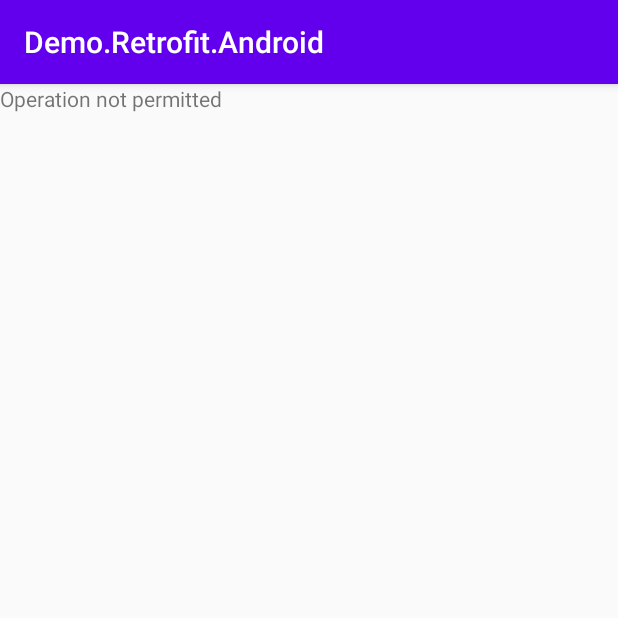
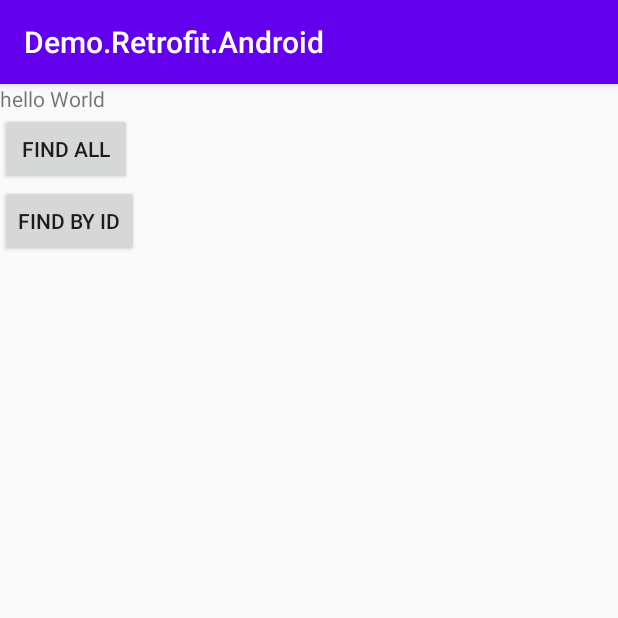
Before and after one commit to Yobuligo/Demo.Retrofit.Android, an Android app: the screen it shows after launch (MainActivity), on a phone screen of 412 x 824 dp, the top half of it. Run offline under Robolectric (Android 15) with nearby library versions, the phone set to English and light mode, and no system bars.

```diff
--- a/app/src/main/java/com/yobuligo/demoretrofitandroid/MainActivity.kt
+++ b/app/src/main/java/com/yobuligo/demoretrofitandroid/MainActivity.kt
@@ -2,6 +2,8 @@ package com.yobuligo.demoretrofitandroid
 
 import androidx.appcompat.app.AppCompatActivity
 import android.os.Bundle
+import android.view.View
+import android.widget.Button
 import android.widget.TextView
 import kotlinx.coroutines.Dispatchers
 import kotlinx.coroutines.GlobalScope
@@ -12,14 +14,11 @@ import retrofit2.Callback
 import retrofit2.Response
 import retrofit2.Retrofit
 import retrofit2.converter.gson.GsonConverterFactory
+import kotlin.reflect.KClass
 
 class MainActivity : AppCompatActivity() {
 
     private lateinit var textView: TextView
-
-    companion object {
-        const val BASE_URL: String = "http://10.0.2.2:8080/api/"
-    }
 
     override fun onCreate(savedInstanceState: Bundle?) {
         super.onCreate(savedInstanceState)
@@ -27,7 +26,15 @@ class MainActivity : AppCompatActivity() {
 
         textView = findViewById(R.id.textview)
 
-        GlobalScope.launch(Dispatchers.Main) { findAllPersons() }
+        val btnFindAll: Button = findViewById(R.id.btn_persons_find_all)
+        btnFindAll.setOnClickListener(View.OnClickListener {
+            GlobalScope.launch(Dispatchers.Main) { findAllPersons() }
+        })
+
+        val btnFindById: Button = findViewById(R.id.btn_persons_find_by_id)
+        btnFindById.setOnClickListener(View.OnClickListener {
+            GlobalScope.launch(Dispatchers.Main) { findById() }
+        })
     }
 
     suspend fun findAllPersons() = runBlocking {
@@ -69,7 +76,6 @@ class MainActivity : AppCompatActivity() {
             .baseUrl(Config.BASE_URL)
             .addConverterFactory(GsonConverterFactory.create())
             .build()
-
         val personDAO: IPersonDAO = retrofit.create(IPersonDAO::class.java)
         val callPerson: Call<Person> = personDAO.findById(1)
         callPerson.enqueue(object : Callback<Person> {
@@ -93,4 +99,12 @@ class MainActivity : AppCompatActivity() {
         }
         )
     }
+
+    private fun <T> createRestCall(requestAPI: Class<T>): T {
+        val retrofit = Retrofit.Builder()
+            .baseUrl(Config.BASE_URL)
+            .addConverterFactory(GsonConverterFactory.create())
+            .build()
+        return retrofit.create(requestAPI)
+    }
 }
--- a/app/src/main/res/layout/activity_main.xml
+++ b/app/src/main/res/layout/activity_main.xml
@@ -6,18 +6,27 @@
     android:layout_height="match_parent"
     tools:context=".MainActivity">
 
-    <androidx.core.widget.NestedScrollView
-        android:layout_width="match_parent"
-        android:layout_height="match_parent">
+    <TextView
+        android:id="@+id/textview"
+        android:layout_width="wrap_content"
+        android:layout_height="wrap_content"
+        android:text="hello World"
+        app:layout_constraintStart_toStartOf="parent"
+        app:layout_constraintTop_toTopOf="parent" />
 
-        <TextView
-            android:id="@+id/textview"
-            android:layout_width="wrap_content"
-            android:layout_height="wrap_content"
-            android:text="Hello World!"
-            app:layout_constraintBottom_toBottomOf="parent"
-            app:layout_constraintLeft_toLeftOf="parent"
-            app:layout_constraintRight_toRightOf="parent"
-            app:layout_constraintTop_toTopOf="parent" />
-    </androidx.core.widget.NestedScrollView>
+    <Button
+        android:id="@+id/btn_persons_find_all"
+        android:layout_width="wrap_content"
+        android:layout_height="wrap_content"
+        android:text="@string/persons_find_all"
+        app:layout_constraintStart_toStartOf="parent"
+        app:layout_constraintTop_toBottomOf="@id/textview" />
+
+    <Button
+        android:id="@+id/btn_persons_find_by_id"
+        android:layout_width="wrap_content"
+        android:layout_height="wrap_content"
+        android:text="@string/persons_find_by_id"
+        app:layout_constraintStart_toStartOf="parent"
+        app:layout_constraintTop_toBottomOf="@id/btn_persons_find_all" />
 </androidx.constraintlayout.widget.ConstraintLayout>
--- a/app/src/main/res/values/strings.xml
+++ b/app/src/main/res/values/strings.xml
@@ -1,3 +1,5 @@
 <resources>
     <string name="app_name">Demo.Retrofit.Android</string>
+    <string name="persons_find_all">Find All</string>
+    <string name="persons_find_by_id">Find by Id</string>
 </resources>
```
